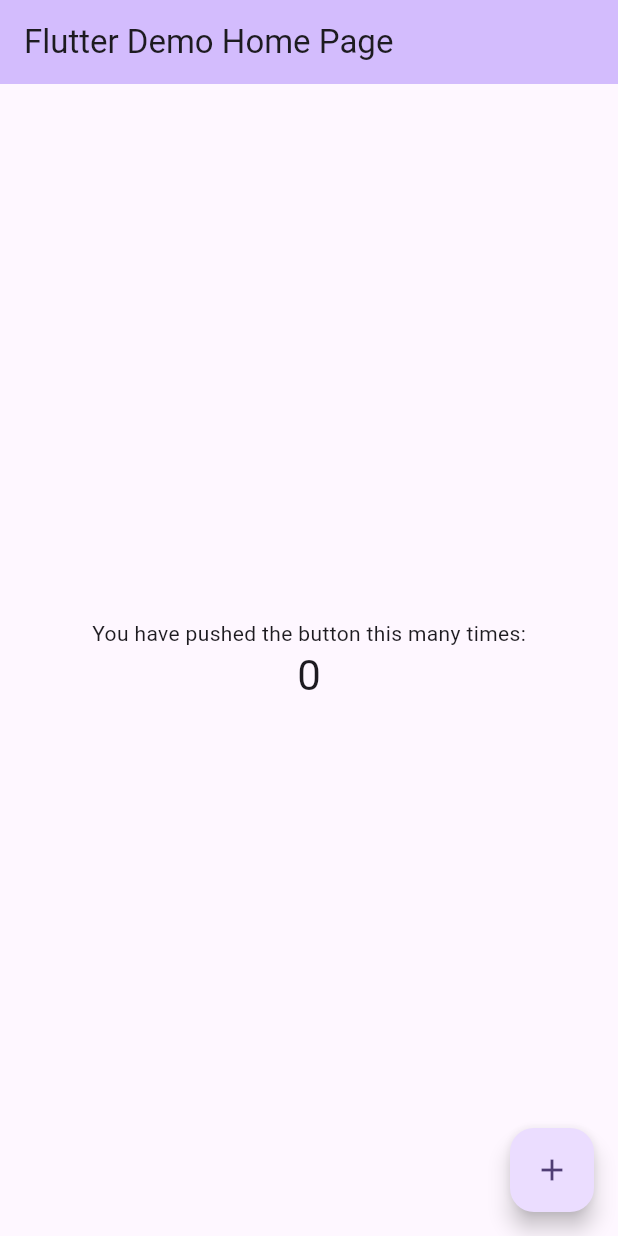
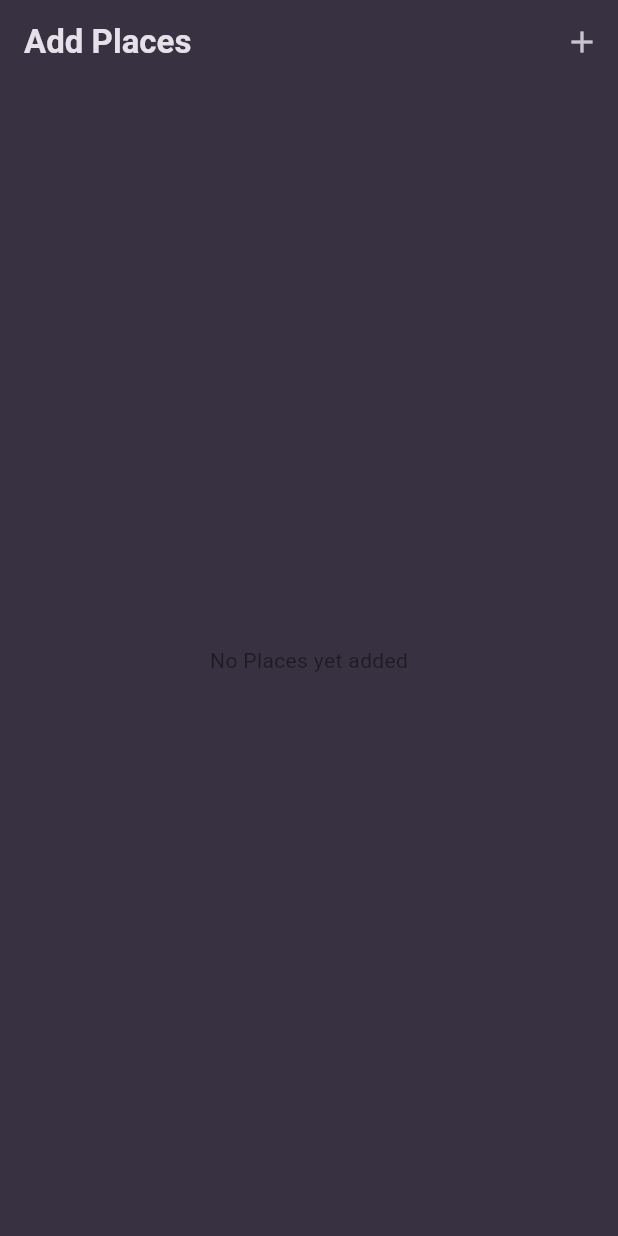
Before and after one commit to Junaidchohan/Favorite-Places-App, a Flutter app: the screen it shows after launch, on a phone screen of 412 x 824 dp. Run offline on Flutter 3.47's test engine with Material 3 defaults, Android fonts, the phone set to English and light mode, and no system bars; our stand-ins replace google_fonts.

Commit message:
Add Places  Screen

```diff
--- a/lib/main.dart
+++ b/lib/main.dart
@@ -1,122 +1,37 @@
+import 'package:facorite_places/screens/places.dart';
 import 'package:flutter/material.dart';
+
+import 'package:google_fonts/google_fonts.dart';
+
+final colorScheme = ColorScheme.fromSeed(
+  brightness: Brightness.dark,
+  seedColor: const Color.fromARGB(255, 102, 6, 247),
+  surface: const Color.fromARGB(255, 56, 49, 66),
+);
+
+final theme = ThemeData().copyWith(
+  scaffoldBackgroundColor: colorScheme.surface,
+  colorScheme: colorScheme,
+  textTheme: GoogleFonts.ubuntuCondensedTextTheme().copyWith(
+    titleSmall: GoogleFonts.ubuntuCondensed(fontWeight: FontWeight.bold),
+    titleMedium: GoogleFonts.ubuntuCondensed(fontWeight: FontWeight.bold),
+    titleLarge: GoogleFonts.ubuntuCondensed(fontWeight: FontWeight.bold),
+  ),
+);
 
 void main() {
   runApp(const MyApp());
 }
 
 class MyApp extends StatelessWidget {
-  const MyApp({super.key});
+  const MyApp({Key? key}) : super(key: key);
 
-  // This widget is the root of your application.
   @override
   Widget build(BuildContext context) {
     return MaterialApp(
-      title: 'Flutter Demo',
-      theme: ThemeData(
-        // This is the theme of your application.
-        //
-        // TRY THIS: Try running your application with "flutter run". You'll see
-        // the application has a purple toolbar. Then, without quitting the app,
-        // try changing the seedColor in the colorScheme below to Colors.green
-        // and then invoke "hot reload" (save your changes or press the "hot
-        // reload" button in a Flutter-supported IDE, or press "r" if you used
-        // the command line to start the app).
-        //
-        // Notice that the counter didn't reset back to zero; the application
-        // state is not lost during the reload. To reset the state, use hot
-        // restart instead.
-        //
-        // This works for code too, not just values: Most code changes can be
-        // tested with just a hot reload.
-        colorScheme: ColorScheme.fromSeed(seedColor: Colors.deepPurple),
-      ),
-      home: const MyHomePage(title: 'Flutter Demo Home Page'),
+      title: 'Great Places',
+      theme: theme,
+      home: PlacesListScreen(),
     );
   }
 }
-
-class MyHomePage extends StatefulWidget {
-  const MyHomePage({super.key, required this.title});
-
-  // This widget is the home page of your application. It is stateful, meaning
-  // that it has a State object (defined below) that contains fields that affect
-  // how it looks.
-
-  // This class is the configuration for the state. It holds the values (in this
-  // case the title) provided by the parent (in this case the App widget) and
-  // used by the build method of the State. Fields in a Widget subclass are
-  // always marked "final".
-
-  final String title;
-
-  @override
-  State<MyHomePage> createState() => _MyHomePageState();
-}
-
-class _MyHomePageState extends State<MyHomePage> {
-  int _counter = 0;
-
-  void _incrementCounter() {
-    setState(() {
-      // This call to setState tells the Flutter framework that something has
-      // changed in this State, which causes it to rerun the build method below
-      // so that the display can reflect the updated values. If we changed
-      // _counter without calling setState(), then the build method would not be
-      // called again, and so nothing would appear to happen.
-      _counter++;
-    });
-  }
-
-  @override
-  Widget build(BuildContext context) {
-    // This method is rerun every time setState is called, for instance as done
-    // by the _incrementCounter method above.
-    //
-    // The Flutter framework has been optimized to make rerunning build methods
-    // fast, so that you can just rebuild anything that needs updating rather
-    // than having to individually change instances of widgets.
-    return Scaffold(
-      appBar: AppBar(
-        // TRY THIS: Try changing the color here to a specific color (to
-        // Colors.amber, perhaps?) and trigger a hot reload to see the AppBar
-        // change color while the other colors stay the same.
-        backgroundColor: Theme.of(context).colorScheme.inversePrimary,
-        // Here we take the value from the MyHomePage object that was created by
-        // the App.build method, and use it to set our appbar title.
-        title: Text(widget.title),
-      ),
-      body: Center(
-        // Center is a layout widget. It takes a single child and positions it
-        // in the middle of the parent.
-        child: Column(
-          // Column is also a layout widget. It takes a list of children and
-          // arranges them vertically. By default, it sizes itself to fit its
-          // children horizontally, and tries to be as tall as its parent.
-          //
-          // Column has various properties to control how it sizes itself and
-          // how it positions its children. Here we use mainAxisAlignment to
-          // center the children vertically; the main axis here is the vertical
-          // axis because Columns are vertical (the cross axis would be
-          // horizontal).
-          //
-          // TRY THIS: Invoke "debug painting" (choose the "Toggle Debug Paint"
-          // action in the IDE, or press "p" in the console), to see the
-          // wireframe for each widget.
-          mainAxisAlignment: MainAxisAlignment.center,
-          children: <Widget>[
-            const Text('You have pushed the button this many times:'),
-            Text(
-              '$_counter',
-              style: Theme.of(context).textTheme.headlineMedium,
-            ),
-          ],
-        ),
-      ),
-      floatingActionButton: FloatingActionButton(
-        onPressed: _incrementCounter,
-        tooltip: 'Increment',
-        child: const Icon(Icons.add),
-      ), // This trailing comma makes auto-formatting nicer for build methods.
-    );
-  }
-}
--- a/lib/model/place.dart
+++ b/lib/model/place.dart
@@ -0,0 +1,9 @@
+import 'package:uuid/uuid.dart';
+
+const uuid = Uuid();
+
+class Place {
+  Place({required this.title}) : id = uuid.v4();
+  final String id;
+  final String title;
+}
--- /dev/null
+++ b/lib/screens/places.dart
@@ -0,0 +1,18 @@
+import 'package:facorite_places/widgets/places_list.dart';
+import 'package:flutter/material.dart';
+
+class PlacesListScreen extends StatelessWidget {
+  const PlacesListScreen({super.key});
+
+  @override
+  Widget build(BuildContext context) {
+    return Scaffold(
+      appBar: AppBar(
+        title: Text("Add Places"),
+
+        actions: [IconButton(onPressed: () {}, icon: Icon(Icons.add))],
+      ),
+      body: PlacesList(places: []),
+    );
+  }
+}
--- /dev/null
+++ b/lib/widgets/places_list.dart
@@ -0,0 +1,27 @@
+import 'package:facorite_places/main.dart';
+import 'package:facorite_places/model/place.dart';
+import 'package:flutter/material.dart';
+
+class PlacesList extends StatelessWidget {
+  const PlacesList({super.key, required this.places});
+  final List<Place> places;
+
+  @override
+  Widget build(BuildContext context) {
+    if (places.isEmpty) {
+      return Center(child: Text("No Places yet added"));
+    }
+    return ListView.builder(
+      itemCount: places.length,
+      itemBuilder:
+          (ctx, index) => ListTile(
+            title: Text(
+              places[index].title,
+              style: Theme.of(context).textTheme.titleMedium!.copyWith(
+                color: Theme.of(context).colorScheme.onSurface,
+              ),
+            ),
+          ),
+    );
+  }
+}
```
Also changed, not shown: lib/screens/add_place.dart (added), lib/screens/places_detail.dart (added).
